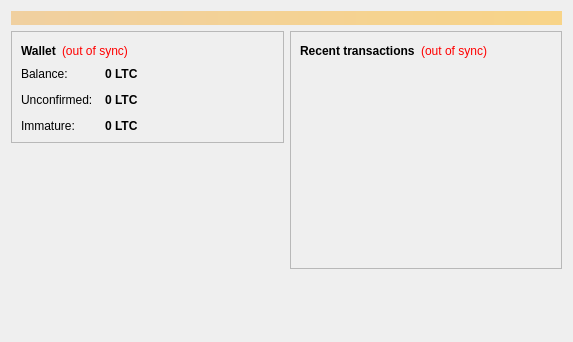
Above: src/qt/forms/overviewpage.ui from naztuvieja/cointest before the change. Below: the same form after it.
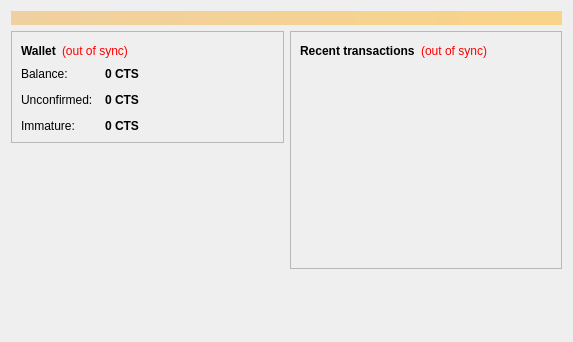
That is the form after the change.

Diff of the .ui file:
```diff
--- a/src/qt/forms/overviewpage.ui
+++ b/src/qt/forms/overviewpage.ui
@@ -122,7 +122,7 @@
                <string>Your current balance</string>
               </property>
               <property name="text">
-               <string notr="true">0 LTC</string>
+               <string notr="true">0 CTS</string>
               </property>
               <property name="textInteractionFlags">
                <set>Qt::LinksAccessibleByMouse|Qt::TextSelectableByKeyboard|Qt::TextSelectableByMouse</set>
@@ -151,7 +151,7 @@
                <string>Total of transactions that have yet to be confirmed, and do not yet count toward the current balance</string>
               </property>
               <property name="text">
-               <string notr="true">0 LTC</string>
+               <string notr="true">0 CTS</string>
               </property>
               <property name="textInteractionFlags">
                <set>Qt::LinksAccessibleByMouse|Qt::TextSelectableByKeyboard|Qt::TextSelectableByMouse</set>
@@ -177,7 +177,7 @@
                <string>Mined balance that has not yet matured</string>
               </property>
               <property name="text">
-               <string notr="true">0 LTC</string>
+               <string notr="true">0 CTS</string>
               </property>
               <property name="textInteractionFlags">
                <set>Qt::LinksAccessibleByMouse|Qt::TextSelectableByKeyboard|Qt::TextSelectableByMouse</set>
```
Left out of the diff: 4 changed lines with no effect on the pictures.
